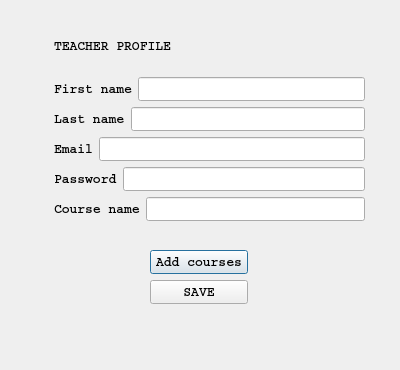
casalete/ErasmusIo, file menuteacher.ui: the form before one commit.
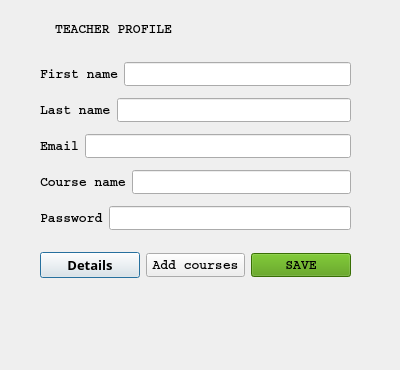
The form after the commit. Icons and pictures are not drawn.

Commit message: menustudent, menuteacher vin completate campurile cu detalii din db

Patch:
```diff
--- a/menuteacher.ui
+++ b/menuteacher.ui
@@ -16,33 +16,39 @@
   <property name="styleSheet">
    <string notr="true">background-image: url(:/unic.jpg);</string>
   </property>
+  <widget class="QLabel" name="label">
+   <property name="geometry">
+    <rect>
+     <x>55</x>
+     <y>21</y>
+     <width>117</width>
+     <height>16</height>
+    </rect>
+   </property>
+   <property name="font">
+    <font>
+     <family>Courier</family>
+     <pointsize>10</pointsize>
+     <weight>75</weight>
+     <bold>true</bold>
+    </font>
+   </property>
+   <property name="text">
+    <string>TEACHER PROFILE</string>
+   </property>
+  </widget>
   <widget class="QWidget" name="">
    <property name="geometry">
     <rect>
-     <x>54</x>
-     <y>20</y>
+     <x>40</x>
+     <y>56</y>
      <width>311</width>
-     <height>201</height>
+     <height>181</height>
     </rect>
    </property>
    <layout class="QVBoxLayout" name="verticalLayout">
     <item>
-     <widget class="QLabel" name="label">
-      <property name="font">
-       <font>
-        <family>Courier</family>
-        <pointsize>10</pointsize>
-        <weight>75</weight>
-        <bold>true</bold>
-       </font>
-      </property>
-      <property name="text">
-       <string>TEACHER PROFILE</string>
-      </property>
-     </widget>
-    </item>
-    <item>
-     <layout class="QHBoxLayout" name="horizontalLayout">
+     <layout class="QHBoxLayout" name="horizontalLayout_5">
       <item>
        <widget class="QLabel" name="label_2">
         <property name="font">
@@ -59,7 +65,7 @@
        </widget>
       </item>
       <item>
-       <widget class="QLineEdit" name="lineEdit">
+       <widget class="QLineEdit" name="lineEdit_firstName">
         <property name="font">
          <font>
           <family>Courier</family>
@@ -73,7 +79,7 @@
      </layout>
     </item>
     <item>
-     <layout class="QHBoxLayout" name="horizontalLayout_2">
+     <layout class="QHBoxLayout" name="horizontalLayout_4">
       <item>
        <widget class="QLabel" name="label_5">
         <property name="font">
@@ -90,7 +96,7 @@
        </widget>
       </item>
       <item>
-       <widget class="QLineEdit" name="lineEdit_2">
+       <widget class="QLineEdit" name="lineEdit_lastName">
         <property name="font">
          <font>
           <family>Courier</family>
@@ -135,38 +141,7 @@
      </layout>
     </item>
     <item>
-     <layout class="QHBoxLayout" name="horizontalLayout_4">
-      <item>
-       <widget class="QLabel" name="label_7">
-        <property name="font">
-         <font>
-          <family>Courier</family>
-          <pointsize>10</pointsize>
-          <weight>75</weight>
-          <bold>true</bold>
-         </font>
-        </property>
-        <property name="text">
-         <string>Password</string>
-        </property>
-       </widget>
-      </item>
-      <item>
-       <widget class="QLineEdit" name="lineEdit_4">
-        <property name="font">
-         <font>
-          <family>Courier</family>
-          <pointsize>10</pointsize>
-          <weight>75</weight>
-          <bold>true</bold>
-         </font>
-        </property>
-       </widget>
-      </item>
-     </layout>
-    </item>
-    <item>
-     <layout class="QHBoxLayout" name="horizontalLayout_5">
+     <layout class="QHBoxLayout" name="horizontalLayout_2">
       <item>
        <widget class="QLabel" name="label_3">
         <property name="font">
@@ -183,7 +158,38 @@
        </widget>
       </item>
       <item>
-       <widget class="QLineEdit" name="lineEdit_5">
+       <widget class="QLineEdit" name="lineEdit_courseName">
+        <property name="font">
+         <font>
+          <family>Courier</family>
+          <pointsize>10</pointsize>
+          <weight>75</weight>
+          <bold>true</bold>
+         </font>
+        </property>
+       </widget>
+      </item>
+     </layout>
+    </item>
+    <item>
+     <layout class="QHBoxLayout" name="horizontalLayout">
+      <item>
+       <widget class="QLabel" name="label_7">
+        <property name="font">
+         <font>
+          <family>Courier</family>
+          <pointsize>10</pointsize>
+          <weight>75</weight>
+          <bold>true</bold>
+         </font>
+        </property>
+        <property name="text">
+         <string>Password</string>
+        </property>
+       </widget>
+      </item>
+      <item>
+       <widget class="QLineEdit" name="lineEdit_password">
         <property name="font">
          <font>
           <family>Courier</family>
@@ -201,13 +207,28 @@
   <widget class="QWidget" name="">
    <property name="geometry">
     <rect>
-     <x>150</x>
+     <x>40</x>
      <y>250</y>
-     <width>98</width>
-     <height>56</height>
+     <width>311</width>
+     <height>31</height>
     </rect>
    </property>
-   <layout class="QVBoxLayout" name="verticalLayout_2">
+   <layout class="QHBoxLayout" name="horizontalLayout_6">
+    <item>
+     <widget class="QPushButton" name="pushButton_details">
+      <property name="font">
+       <font>
+        <family>Courier 10 Pitch</family>
+        <pointsize>10</pointsize>
+        <weight>75</weight>
+        <bold>true</bold>
+       </font>
+      </property>
+      <property name="text">
+       <string>Details</string>
+      </property>
+     </widget>
+    </item>
     <item>
      <widget class="QPushButton" name="coursesButton">
       <property name="font">
@@ -224,7 +245,7 @@
      </widget>
     </item>
     <item>
-     <widget class="QPushButton" name="pushButton_2">
+     <widget class="QPushButton" name="pushButton_save">
       <property name="font">
        <font>
         <family>Courier</family>
@@ -233,6 +254,9 @@
         <bold>true</bold>
        </font>
       </property>
+      <property name="styleSheet">
+       <string notr="true">background-color: rgb(78, 154, 6);</string>
+      </property>
       <property name="text">
        <string>SAVE</string>
       </property>
```
Left out of the diff: 2 changed lines with no effect on the pictures. The commit also changes 10 other files.
